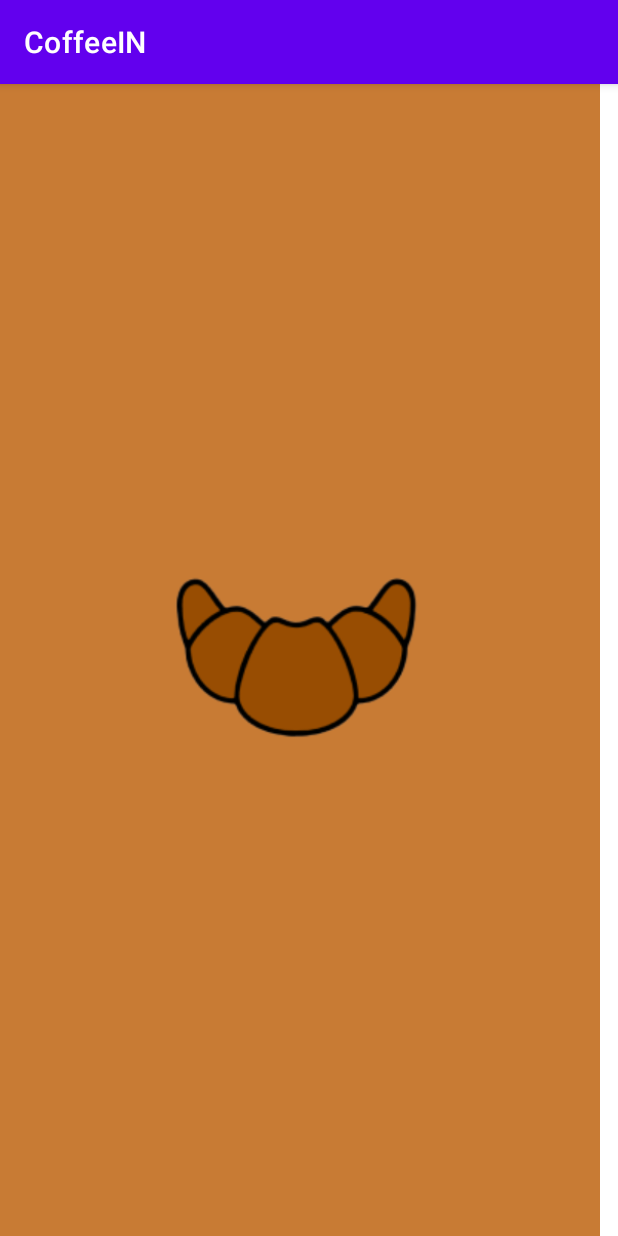
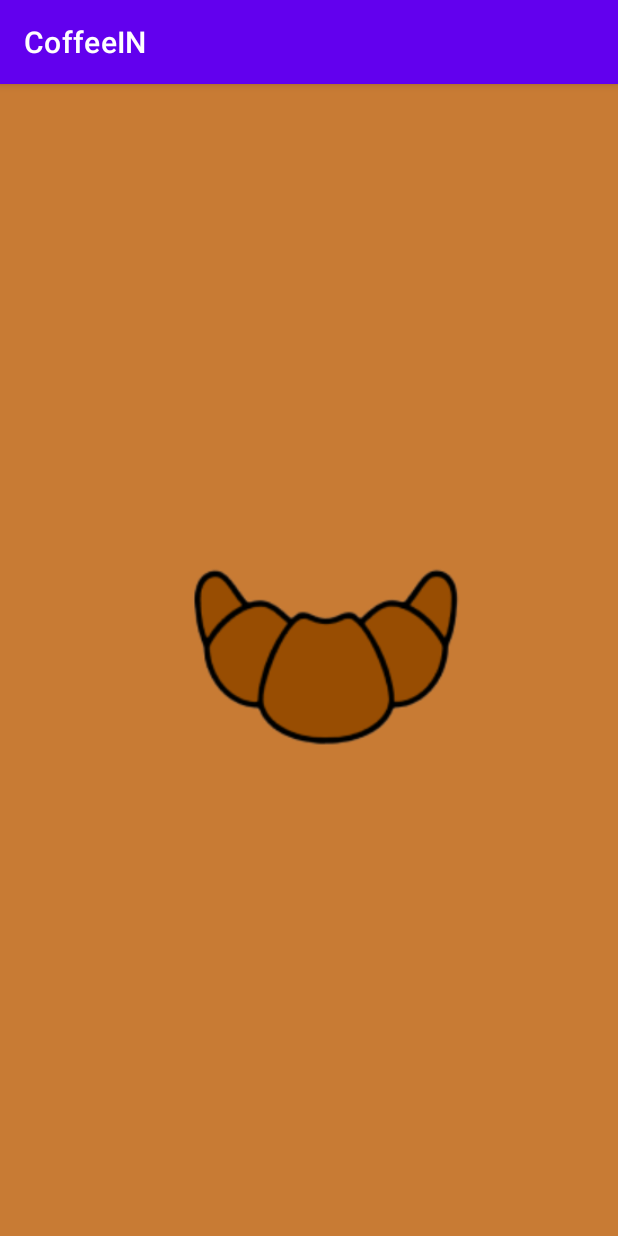
Before and after one commit to FreyllaR/coffeshop, an Android app: the SplashScreen screen opened directly, with no data from a screen before it, on a phone screen of 412 x 824 dp. Run offline under Robolectric (Android 15) with nearby library versions, the phone set to English and light mode, and no system bars.

```diff
--- a/app/src/main/res/layout/activity_splash_screen.xml
+++ b/app/src/main/res/layout/activity_splash_screen.xml
@@ -8,11 +8,11 @@
 
     <ImageView
         android:id="@+id/imageView3"
-        android:layout_width="400dp"
+        android:layout_width="440dp"
         android:layout_height="770dp"
+        android:scaleType="centerCrop"
         android:src="@drawable/group"
         tools:ignore="MissingConstraints"
-        tools:layout_editor_absoluteX="0dp"
-        tools:layout_editor_absoluteY="0dp"
-        android:scaleType="centerCrop" />
+        tools:layout_editor_absoluteX="-15dp"
+        tools:layout_editor_absoluteY="-6dp" />
 </androidx.constraintlayout.widget.ConstraintLayout>
```
Also changed, not shown: app/src/main/res/layout/activity_main.xml (+10 -10 lines), app/src/debug/res/drawable/kapp.png (added), app/src/debug/res/drawable/kapuchino/kapuchino.png (added), app/src/debug/res/drawable/latt.png (added).
